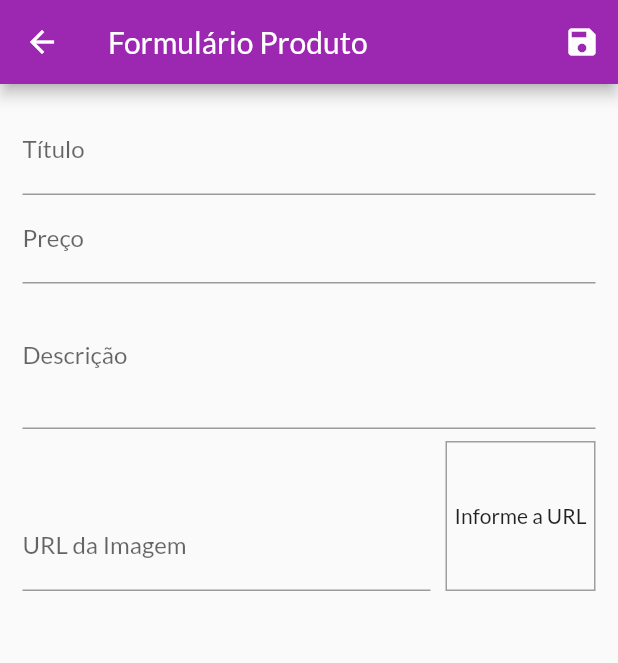
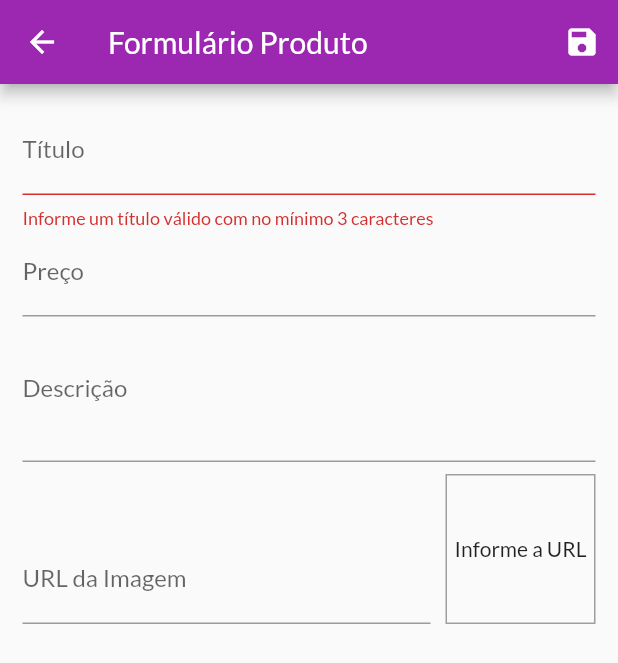
Before and after one commit to lmbaldi/shop, a Flutter app: the ProductFormScreen screen opened by its route, after a tap on the "save" icon, on a phone screen of 412 x 824 dp. Shown: the top 663 px of the screen. Run offline on Flutter 3.47's test engine with Material 2 defaults, Android fonts, the phone set to English and light mode, and no system bars; network calls fail.

Commit message:
forms add, edit, delete item

```diff
--- a/lib/providers/product.dart
+++ b/lib/providers/product.dart
@@ -9,7 +9,7 @@ class Product with ChangeNotifier {
   bool isFavorite;
 
   Product({
-    @required this.id,
+    this.id,
     @required this.title,
     @required this.description,
     @required this.price,
--- a/lib/views/product_form_screen.dart
+++ b/lib/views/product_form_screen.dart
@@ -1,7 +1,7 @@
-import 'dart:math';
-
 import 'package:flutter/material.dart';
+import 'package:provider/provider.dart';
 import 'package:shop/providers/product.dart';
+import 'package:shop/providers/products.dart';
 
 class ProductFormScreen extends StatefulWidget {
   ProductFormScreen({Key key}) : super(key: key);
@@ -16,7 +16,7 @@ class _ProductFormScreenState extends State<ProductFormScreen> {
   final _imageUrlFocusNode = FocusNode();
   final _imageUrlController = TextEditingController();
   final _form = GlobalKey<FormState>();
-  final _formData = Map<String,Object>();
+  final _formData = Map<String, Object>();
 
   @override
   void initState() {
@@ -24,8 +24,39 @@ class _ProductFormScreenState extends State<ProductFormScreen> {
     _imageUrlFocusNode.addListener(_updateImageUrl);
   }
 
+  @override
+  void didChangeDependencies() {
+    super.didChangeDependencies();
+    if (_formData.isEmpty) {
+      final product = ModalRoute.of(context).settings.arguments as Product;
+      if (product != null) {
+        _formData['id'] = product.id;
+        _formData['title'] = product.title;
+        _formData['description'] = product.description;
+        _formData['price'] = product.price;
+        _formData['imageUrl'] = product.imageUrl;
+        _imageUrlController.text = _formData['imageUrl'];
+      } else {
+        _formData['price'] = '';
+      }
+    }
+  }
+
   void _updateImageUrl() {
+    if (isValidImageUrl(_imageUrlController.text)) {
       setState(() {});
+    }
+  }
+
+  bool isValidImageUrl(String url) {
+    bool startsWithHttp = url.toLowerCase().startsWith('http://');
+    bool startsWithHttps = url.toLowerCase().startsWith('https://');
+    bool endsWithPng = url.toLowerCase().endsWith('.png');
+    bool endsWithJpg = url.toLowerCase().endsWith('.jpg');
+    bool endsWithJpeg = url.toLowerCase().endsWith('.jpeg');
+
+    return (startsWithHttp || startsWithHttps) &&
+        (endsWithPng || endsWithJpg || endsWithJpeg);
   }
 
   @override
@@ -37,18 +68,30 @@ class _ProductFormScreenState extends State<ProductFormScreen> {
     _imageUrlFocusNode.dispose();
   }
 
-  void _saveForm() {
+  _saveForm() {
+    var isValid = _form.currentState.validate();
+
+    if (!isValid) {
+      return;
+    }
+
     _form.currentState.save();
 
-    final newProduct = Product(
-      id: Random().nextDouble().toString(),
+    final product = Product(
+      id: _formData["id"],
       title: _formData['title'],
       price: _formData['price'],
       description: _formData['description'],
       imageUrl: _formData['imageUrl'],
     );
 
-    // print(_formData.values);
+    final products = Provider.of<Products>(context, listen: false);
+    if (_formData['id'] == null) {
+      products.addProduct(product);
+    } else {
+      products.updateProduct(product);
+    }
+    Navigator.of(context).pop();
   }
 
   @override
@@ -59,7 +102,7 @@ class _ProductFormScreenState extends State<ProductFormScreen> {
         actions: <Widget>[
           IconButton(
             icon: Icon(Icons.save),
-            onPressed: (){
+            onPressed: () {
               _saveForm();
             },
           ),
@@ -72,14 +115,24 @@ class _ProductFormScreenState extends State<ProductFormScreen> {
           child: ListView(
             children: <Widget>[
               TextFormField(
+                initialValue: _formData['title'],
                 decoration: InputDecoration(labelText: 'Título'),
                 textInputAction: TextInputAction.next,
                 onFieldSubmitted: (_) {
                   FocusScope.of(context).requestFocus(_priceFocusNode);
                 },
                 onSaved: (value) => _formData['title'] = value,
+                validator: (value) {
+                  bool isEmpty = value.trim().isEmpty;
+                  bool isValid = value.trim().length < 3;
+                  if (isEmpty || isValid) {
+                    return 'Informe um título válido com no mínimo 3 caracteres';
+                  }
+                  return null;
+                },
               ),
               TextFormField(
+                initialValue: _formData['price'].toString(),
                 decoration: InputDecoration(labelText: 'Preço'),
                 textInputAction: TextInputAction.next,
                 focusNode: _priceFocusNode,
@@ -90,13 +143,31 @@ class _ProductFormScreenState extends State<ProductFormScreen> {
                   FocusScope.of(context).requestFocus(_descriptionFocusNode);
                 },
                 onSaved: (value) => _formData['price'] = double.parse(value),
+                validator: (value) {
+                  bool isEmpty = value.trim().isEmpty;
+                  var newPrice = double.parse(value);
+                  bool isValid = newPrice == null || newPrice <= 0;
+                  if (isEmpty || isValid) {
+                    return 'Informe um preço válido';
+                  }
+                  return null;
+                },
               ),
               TextFormField(
+                initialValue: _formData['description'],
                 decoration: InputDecoration(labelText: 'Descrição'),
                 maxLines: 3,
                 keyboardType: TextInputType.multiline,
                 focusNode: _descriptionFocusNode,
                 onSaved: (value) => _formData['description'] = value,
+                validator: (value) {
+                  bool isEmpty = value.trim().isEmpty;
+                  bool isValid = value.trim().length < 10;
+                  if (isEmpty || isValid) {
+                    return 'Informe uma descrição válida com no mínimo 10 caracteres!';
+                  }
+                  return null;
+                },
               ),
               Row(
                 crossAxisAlignment: CrossAxisAlignment.end,
@@ -112,6 +183,15 @@ class _ProductFormScreenState extends State<ProductFormScreen> {
                         _saveForm();
                       },
                       onSaved: (value) => _formData['imageUrl'] = value,
+                      validator: (value) {
+                        bool emptyUrl = value.trim().isEmpty;
+                        bool invalidUrl = isValidImageUrl(value);
+
+                        if (emptyUrl || invalidUrl) {
+                          return 'Informe uma URL válida';
+                        }
+                        return null;
+                      },
                     ),
                   ),
                   Container(
```
Also changed, not shown: lib/providers/products.dart (+29 -2 lines), lib/widgets/product_item.dart (+31 -2 lines). Lines whose indentation alone changed are shown as unchanged.
